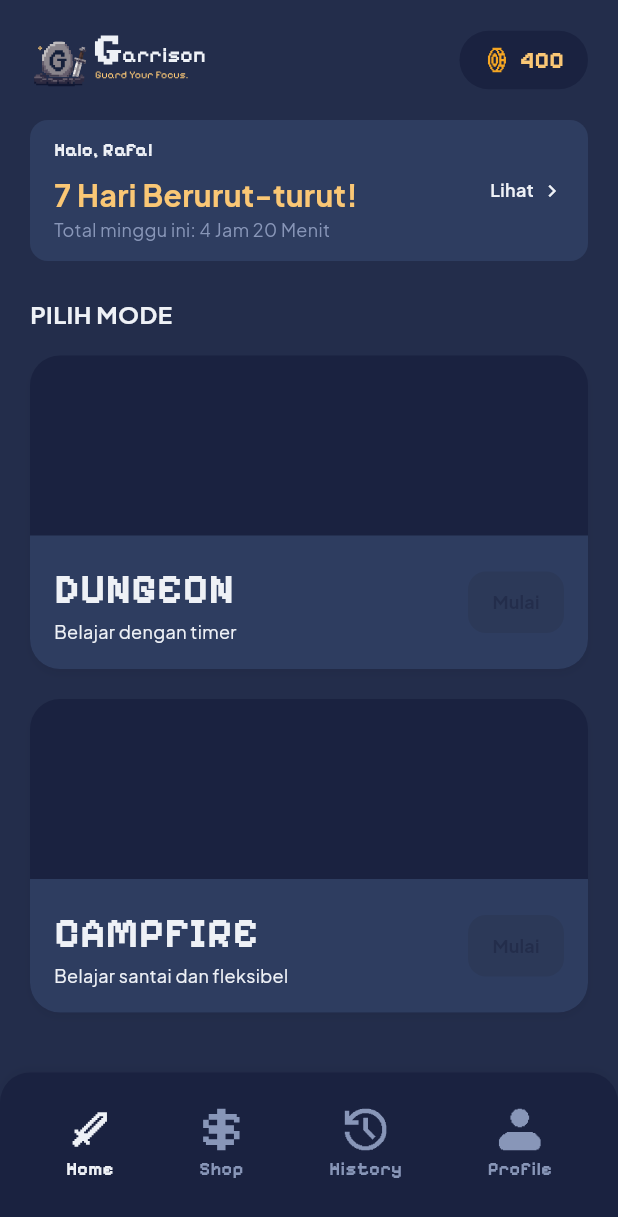
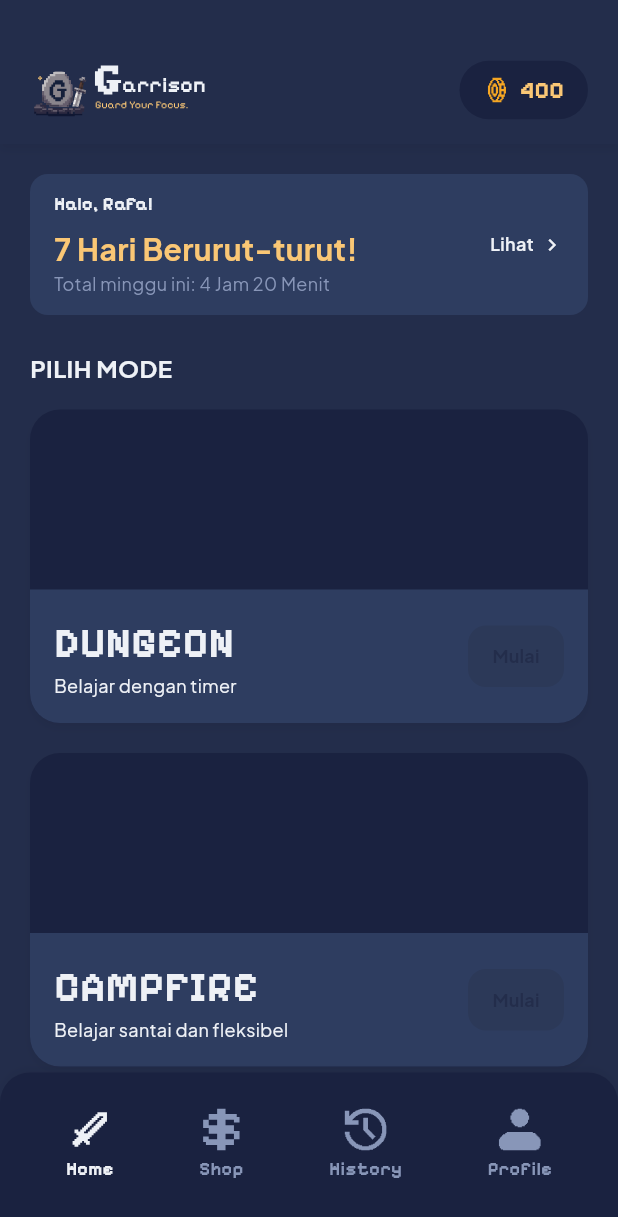
Before and after one commit to RafasyaSubhan/garrison, a Flutter app: the screen it shows after launch, on a phone screen of 412 x 824 dp. Shown: the top 1217 px of the screen. Run offline on Flutter 3.47's test engine with Material 3 defaults, Android fonts, the light colour scheme and no system bars; our stand-ins replace flutter_svg.

Commit message:
refactor: change header stayed on top

```diff
--- a/lib/pages/history_page.dart
+++ b/lib/pages/history_page.dart
@@ -1,6 +1,6 @@
 import 'package:flutter/material.dart';
-import '../constants/app_colors.dart';
-import '../constants/app_text_styles.dart';
+
+import '../widgets/header.dart';
 import '../widgets/navbar.dart';
 
 class HistoryPage extends StatelessWidget {
@@ -10,13 +10,10 @@ class HistoryPage extends StatelessWidget {
   Widget build(BuildContext context) {
     return Scaffold(
       body: SafeArea(
-        child: Center(
-          child: Text(
-            'HISTORY SCREEN',
-            style: AppTextStyles.h4.copyWith(
-              color: AppColors.textPrimary,
-            ),
-          ),
+        child: Column(
+          children: [
+            const AppHeader(),
+          ],
         ),
       ),
       bottomNavigationBar: const Navbar(currentIndex: 2),
--- a/lib/pages/home_page.dart
+++ b/lib/pages/home_page.dart
@@ -3,7 +3,7 @@ import 'package:flutter/material.dart';
 import '../constants/app_colors.dart';
 import '../constants/app_text_styles.dart';
 import '../widgets/navbar.dart';
-import '../widgets/home_header.dart';
+import '../widgets/header.dart';
 import '../widgets/streak_card.dart';
 import '../widgets/mode_card.dart';
 
@@ -14,13 +14,17 @@ class HomePage extends StatelessWidget {
   Widget build(BuildContext context) {
     return Scaffold(
       body: SafeArea(
+        child: Column(
+          children: [
+            const AppHeader(),
+
+            Expanded(
               child: SingleChildScrollView(
                 child: Padding(
-            padding: const EdgeInsets.all(20),
+                  padding: const EdgeInsets.symmetric(horizontal: 20),
                   child: Column(
                     crossAxisAlignment: CrossAxisAlignment.start,
                     children: [
-                const HomeHeader(),
                       const SizedBox(height: 20),
 
                       const StreakCard(),
@@ -46,9 +50,14 @@ class HomePage extends StatelessWidget {
                         title: 'CAMPFIRE',
                         description: 'Belajar santai dan fleksibel',
                       ),
+
+                      const SizedBox(height: 20),
                     ],
                   ),
                 ),
+              ),
+            ),
+          ],
         ),
       ),
       bottomNavigationBar: const Navbar(currentIndex: 0),
--- a/lib/pages/shop_page.dart
+++ b/lib/pages/shop_page.dart
@@ -3,7 +3,7 @@ import 'package:flutter/material.dart';
 import '../constants/app_colors.dart';
 import '../constants/app_text_styles.dart';
 import '../constants/app_assets.dart';
-import '../widgets/home_header.dart';
+import '../widgets/header.dart';
 import '../widgets/navbar.dart';
 import '../widgets/shop_item_card.dart';
 
@@ -13,15 +13,11 @@ class ShopPage extends StatelessWidget {
   @override
   Widget build(BuildContext context) {
     return Scaffold(
-      backgroundColor: AppColors.backgroundBase,
       body: SafeArea(
         child: Column(
           crossAxisAlignment: CrossAxisAlignment.start,
           children: [
-            const Padding(
-              padding: EdgeInsets.all(20),
-              child: HomeHeader(),
-            ),
+            const AppHeader(),
 
             Expanded(
               child: SingleChildScrollView(
--- /dev/null
+++ b/lib/widgets/header.dart
@@ -0,0 +1,68 @@
+import 'package:flutter/material.dart';
+import 'package:flutter_svg/flutter_svg.dart';
+import 'package:garrison/constants/app_text_styles.dart';
+
+import '../constants/app_assets.dart';
+import '../constants/app_colors.dart';
+
+class AppHeader extends StatelessWidget {
+  const AppHeader({super.key});
+
+  @override
+  Widget build(BuildContext context) {
+    return Container(
+      width: double.infinity,
+      padding: const EdgeInsets.only(
+        top: 40,
+        left: 20,
+        right: 20,
+        bottom: 16,
+      ),
+      decoration: BoxDecoration(
+        color: AppColors.backgroundBase,
+        boxShadow: [
+          BoxShadow(
+            color: Colors.black.withValues(alpha: 0.05),
+            offset: const Offset(0, 4),
+            blurRadius: 4,
+          ),
+        ],
+      ),
+      child: Row(
+        mainAxisAlignment: MainAxisAlignment.spaceBetween,
+        children: [
+          SvgPicture.asset(
+            AppAssets.appLogo,
+            height: 40,
+          ),
+          Container(
+            padding: const EdgeInsets.symmetric(
+              horizontal: 16,
+              vertical: 8,
+            ),
+            decoration: BoxDecoration(
+              color: AppColors.backgroundElevated,
+              borderRadius: BorderRadius.circular(999),
+            ),
+            child: Row(
+              children: [
+                SvgPicture.asset(
+                  AppAssets.coin,
+                  width: 18,
+                  height: 18,
+                ),
+                const SizedBox(width: 6),
+                Text(
+                  '400',
+                  style: AppTextStyles.c5.copyWith(
+                    color: AppColors.gold,
+                  ),
+                ),
+              ],
+            ),
+          ),
+        ],
+      ),
+    );
+  }
+}
--- a/lib/widgets/home_header.dart
+++ /dev/null
@@ -1,50 +0,0 @@
-import 'package:flutter/material.dart';
-import 'package:flutter_svg/flutter_svg.dart';
-import 'package:garrison/constants/app_text_styles.dart';
-
-import '../constants/app_assets.dart';
-import '../constants/app_colors.dart';
-
-class HomeHeader extends StatelessWidget {
-  const HomeHeader({super.key});
-
-  @override
-  Widget build(BuildContext context) {
-    return Row(
-      mainAxisAlignment: MainAxisAlignment.spaceBetween,
-      children: [
-        SvgPicture.asset(
-          AppAssets.appLogo,
-          height: 40,
-        ),
-
-        Container(
-          padding: const EdgeInsets.symmetric(
-            horizontal: 16,
-            vertical: 8,
-          ),
-          decoration: BoxDecoration(
-            color: AppColors.backgroundElevated,
-            borderRadius: BorderRadius.circular(999),
-          ),
-          child: Row(
-            children: [
-              SvgPicture.asset(
-                AppAssets.coin,
-                width: 18,
-                height: 18,
-              ),
-              const SizedBox(width: 6),
-              Text(
-                '400',
-                style: AppTextStyles.c5.copyWith(
-                  color: AppColors.gold
-                )
-              ),
-            ],
-          ),
-        ),
-      ],
-    );
-  }
-}
```
Lines whose indentation alone changed are shown as unchanged.
